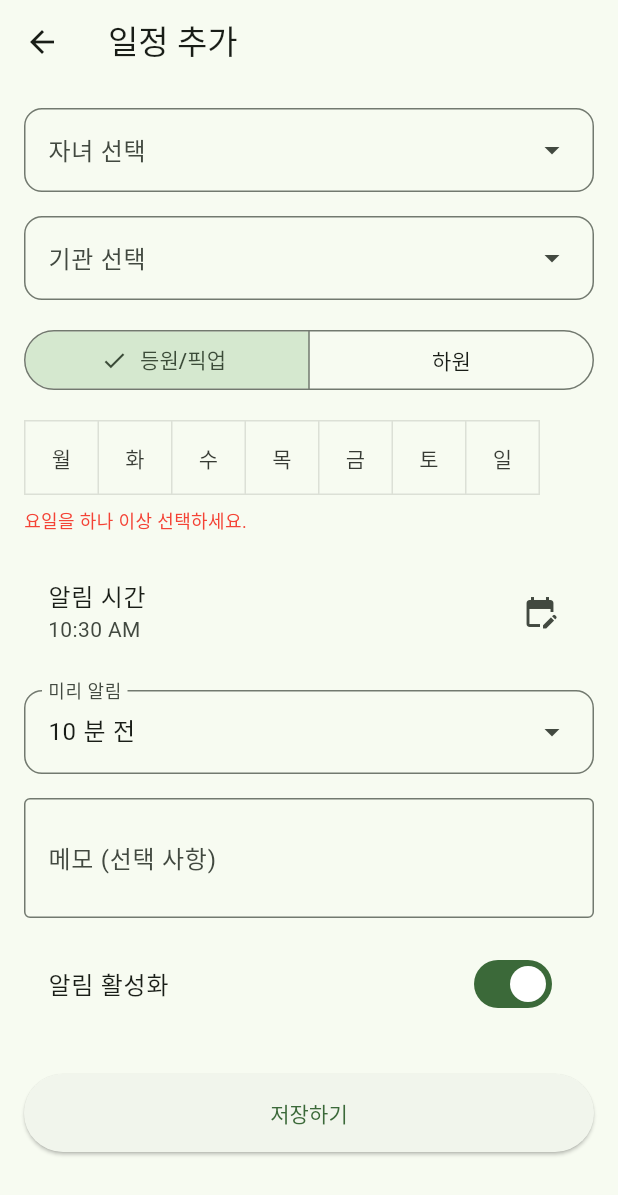
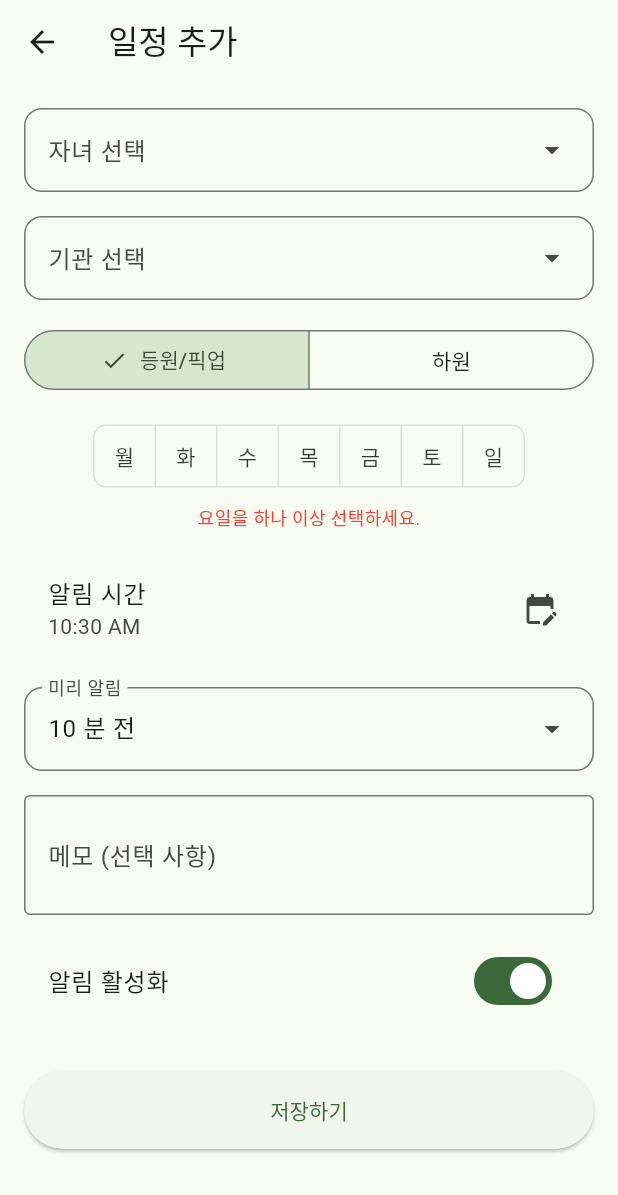
Before and after one commit to twinkleroot/parent-helper, a Flutter app: the AddEditScheduleScreen screen opened directly, on a phone screen of 412 x 824 dp. Shown: the top 1195 px of the screen. Run offline on Flutter 3.47's test engine with Material 3 defaults, Android fonts, the phone set to English and light mode, and no system bars; our stand-ins replace cloud_firestore, firebase_auth, firebase_core, flutter_dotenv, flutter_local_notifications, google_mobile_ads and 8 more; accounts and stored records are empty.

```diff
--- a/lib/screens/add_edit_schedule_screen.dart
+++ b/lib/screens/add_edit_schedule_screen.dart
@@ -296,10 +296,12 @@ class _AddEditScheduleScreenState extends State<AddEditScheduleScreen> {
               onChanged: (days) => setState(() => _daysOfWeek = days),
             ),
             if (_daysOfWeek.isEmpty)
-              const Padding(
-                padding: EdgeInsets.only(top: 8.0),
-                child: Text('요일을 하나 이상 선택하세요.', style: TextStyle(color: Colors.red, fontSize: 12)),
-              ),
+              const Center(
+                      child: Padding(
+                        padding: EdgeInsets.only(top: 8.0),
+                        child: Text('요일을 하나 이상 선택하세요.', style: TextStyle(color: Colors.red, fontSize: 12)),
+                      )
+                    ),
             const SizedBox(height: 16),
             // 시간 선택
             ListTile(
--- a/lib/screens/home_screen.dart
+++ b/lib/screens/home_screen.dart
@@ -203,7 +203,7 @@ class _HomeScreenState extends State<HomeScreen> {
                     builder: (BuildContext dialogContext) {
                       return _AutoDismissDialog(
                         title: '안내',
-                        content: '일정을 등록하려면 먼저 자녀와 기관을 1개 이상 등록해야 합니다.',
+                        content: '일정을 등록하려면 먼저 자녀와 기관을 등록해야 합니다.',
                         // 다이얼로그가 닫힐 때 (버튼 클릭 or 3초)
                         onDismiss: () {
                           // 4. '설정' 탭(index 2)으로 이동시킵니다.
--- a/lib/widgets/day_of_week_selector.dart
+++ b/lib/widgets/day_of_week_selector.dart
@@ -24,7 +24,11 @@ class DayOfWeekSelector extends StatelessWidget {
 
   @override
   Widget build(BuildContext context) {
-    return ToggleButtons(
+    return Center(
+      child: FittedBox(
+        fit: BoxFit.scaleDown,
+        child: ToggleButtons(
+          borderRadius: BorderRadius.circular(8.0),
           isSelected: _dayValues.map((day) => selectedDays.contains(day)).toList(),
           onPressed: (index) {
             final day = _dayValues[index];
@@ -36,10 +40,18 @@ class DayOfWeekSelector extends StatelessWidget {
             }
             onChanged(newSelectedDays);
           },
+          // 버튼의 최소 크기 제약 조건을 명시
+          constraints: const BoxConstraints(
+            minWidth: 40.0,
+            minHeight: 40.0,
+          ),
           children: _dayLabels.map((label) => Padding(
-        padding: const EdgeInsets.symmetric(horizontal: 12.0), // 패딩 조절
+            // 내부 패딩을 적절히 조절
+            padding: const EdgeInsets.symmetric(horizontal: 12.0),
             child: Text(label),
           )).toList(),
+        ),
+      ),
     );
   }
 }
--- a/pubspec.yaml
+++ b/pubspec.yaml
@@ -16,7 +16,7 @@ publish_to: 'none' # Remove this line if you wish to publish to pub.dev
 # https://developer.apple.com/library/archive/documentation/General/Reference/InfoPlistKeyReference/Articles/CoreFoundationKeys.html
 # In Windows, build-name is used as the major, minor, and patch parts
 # of the product and file versions while build-number is used as the build suffix.
-version: 1.2.4+16
+version: 1.2.5+17
 
 environment:
   sdk: ^3.9.2
```
Also changed, not shown: lib/screens/tabs/management_tab.dart (+56 -3 lines), lib/services/ad_service.dart (+68 -12 lines). Lines whose indentation alone changed are shown as unchanged.
